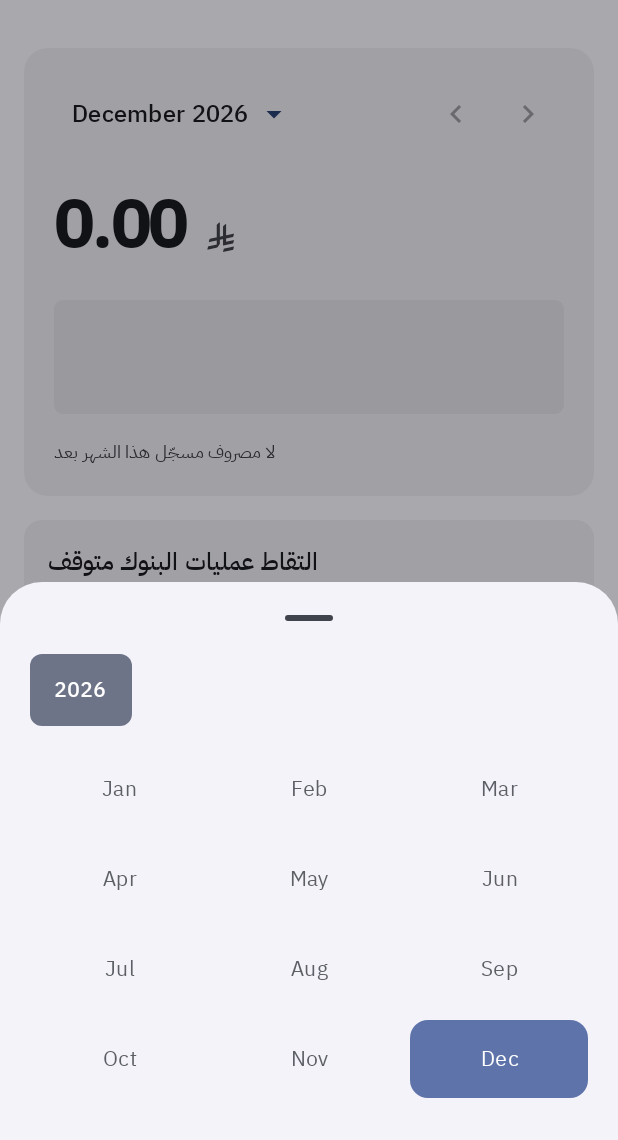
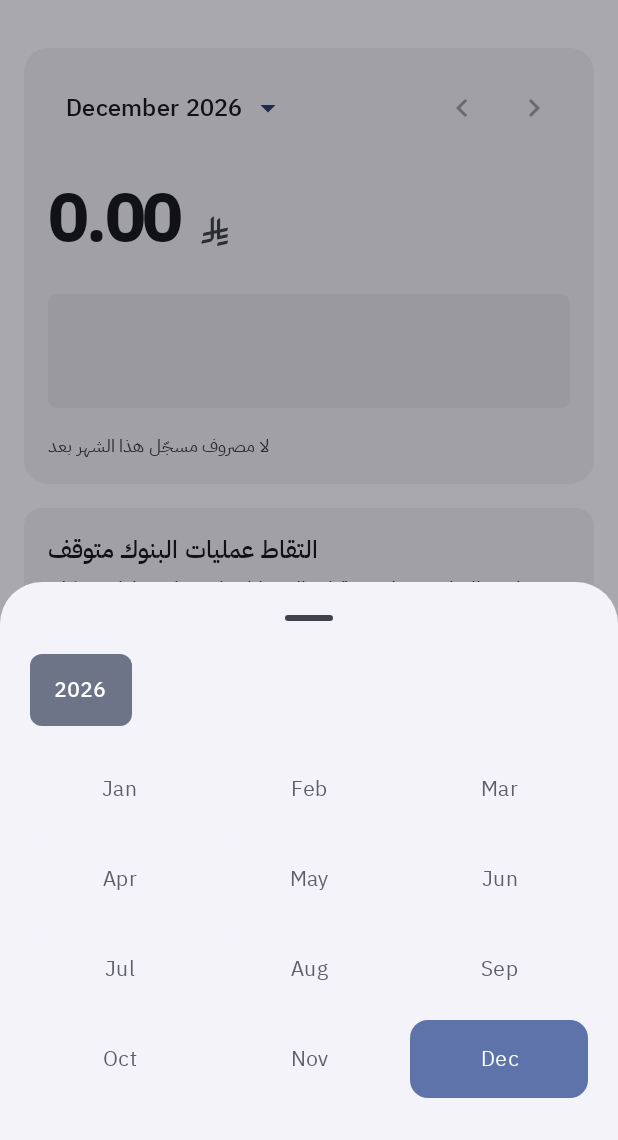
Before and after one commit to KhaleelMalki-hub/masrouf, an Android app built with Jetpack Compose: the screen it shows after launch (MainActivity), after a tap on an icon or button, on a phone screen of 412 x 824 dp, the part 96-1236 px from its top. Run offline under Robolectric (Android 15) with nearby library versions, the phone set to English and light mode, and no system bars; our stand-ins replace Room's generated code.

Commit message:
style: name the rhythms that had drifted a point at a time
Six numbers for two jobs. The month card sat at 20dp of inner padding where every
other panel sat at 16, and the three modal sheets aligned their content at 24, 20
and 20 - so the app asked a reader to accept three different margins for the same
kind of edge. `PANEL_PADDING` and `SHEET_EDGE` now say which is which, beside
`FAB_CLEARANCE`, which was already there for the same reason.

Three alphas for one idea, too: a category colour tinting a container behind text
was 0.16 on the history disc, 0.14 on the card chip and 0.22 on the legend fill.
One `TINT_ALPHA` for the first two; the legend keeps the heavier value and now says
why, because it is a proportion bar as well as a tint and has to read as a length.

Four shape literals became the theme's own `small` and `medium` - they matched the
defaults only because nothing had set `shapes` yet - and the refile sheet's action
row moved to 8dp, which with a TextButton's own padding puts its text on the same
20dp margin as the title above it rather than 4dp outside it.

And one line of DESIGN.md that had stopped being true: Display is used for two
figures, not one - the month total and the amount being typed.

Co-Authored-By: Claude Opus 5 (1M context) <noreply@anthropic.com>
Claude-Session: https://claude.ai/code/session_01RnFLZjDnxjBs9F9wXBh5mx

```diff
--- a/app/src/main/kotlin/sa/masrouf/app/ui/EntrySheet.kt
+++ b/app/src/main/kotlin/sa/masrouf/app/ui/EntrySheet.kt
@@ -110,7 +110,7 @@ internal fun EntrySheet(
             modifier = Modifier
                 .weight(1f)
                 .verticalScroll(rememberScrollState())
-                .padding(horizontal = 24.dp),
+                .padding(horizontal = SHEET_EDGE),
             verticalArrangement = Arrangement.spacedBy(20.dp),
         ) {
             Text(
@@ -172,7 +172,7 @@ internal fun EntrySheet(
                 text = stringResource(R.string.error_save_failed),
                 style = MaterialTheme.typography.bodySmall,
                 color = MaterialTheme.colorScheme.error,
-                modifier = Modifier.padding(horizontal = 24.dp),
+                modifier = Modifier.padding(horizontal = SHEET_EDGE),
             )
         }
 
@@ -183,7 +183,7 @@ internal fun EntrySheet(
             onClick = onSave,
             modifier = Modifier
                 .fillMaxWidth()
-                .padding(horizontal = 24.dp)
+                .padding(horizontal = SHEET_EDGE)
                 .padding(top = 12.dp, bottom = 28.dp)
                 .heightIn(min = 56.dp),
         ) { Text(stringResource(R.string.save)) }
--- a/app/src/main/kotlin/sa/masrouf/app/ui/IncomeScreen.kt
+++ b/app/src/main/kotlin/sa/masrouf/app/ui/IncomeScreen.kt
@@ -269,7 +269,7 @@ private fun MonthRow(
     Row(
         modifier = Modifier
             .fillMaxWidth()
-            .clip(RoundedCornerShape(8.dp))
+            .clip(MaterialTheme.shapes.small)
             // Only where there is something to open. A month with one deposit is
             // already telling the whole truth, and a control that does nothing is
             // worse than none.
--- a/app/src/main/kotlin/sa/masrouf/app/ui/MonthPanel.kt
+++ b/app/src/main/kotlin/sa/masrouf/app/ui/MonthPanel.kt
@@ -107,7 +107,7 @@ internal fun MonthPanel(
             .fillMaxWidth()
             .clip(MaterialTheme.shapes.large)
             .background(MaterialTheme.colorScheme.surfaceContainer)
-            .padding(20.dp),
+            .padding(PANEL_PADDING),
         verticalArrangement = Arrangement.spacedBy(16.dp),
     ) {
         MonthNavigator(
--- a/app/src/main/kotlin/sa/masrouf/app/ui/MonthPicker.kt
+++ b/app/src/main/kotlin/sa/masrouf/app/ui/MonthPicker.kt
@@ -79,7 +79,7 @@ fun MonthPicker(
     Column(
         modifier = Modifier
             .fillMaxWidth()
-            .padding(horizontal = 20.dp)
+            .padding(horizontal = SHEET_EDGE)
             .padding(bottom = 28.dp),
         verticalArrangement = Arrangement.spacedBy(16.dp),
     ) {
@@ -177,7 +177,7 @@ private fun MonthCell(
             // inside it, and clipped the name at a large font scale.
             .fillMaxHeight()
             .heightIn(min = CELL_HEIGHT)
-            .clip(RoundedCornerShape(12.dp))
+            .clip(MaterialTheme.shapes.medium)
             .background(
                 when {
                     selected -> MaterialTheme.colorScheme.primaryContainer
--- a/app/src/main/kotlin/sa/masrouf/app/ui/Motion.kt
+++ b/app/src/main/kotlin/sa/masrouf/app/ui/Motion.kt
@@ -54,3 +54,14 @@ object Motion {
  * above the button.
  */
 val FAB_CLEARANCE = 96.dp
+
+/**
+ * The inner padding of a panel, and the side margin of a modal sheet.
+ *
+ * Two numbers because they are two jobs, and named because they were six: the month
+ * card sat at 20 where every other panel sat at 16, and the three sheets aligned
+ * their content at 24, 20 and 20. Nothing said why, which is the whole argument -
+ * a rhythm a reader cannot name is one that drifts a point at a time.
+ */
+val PANEL_PADDING = 16.dp
+val SHEET_EDGE = 20.dp
```
Also changed, not shown: app/src/main/kotlin/sa/masrouf/app/ui/CategoryPalette.kt (+10 -0 lines), app/src/main/kotlin/sa/masrouf/app/ui/HistoryList.kt (+6 -6 lines), 1 other file.
